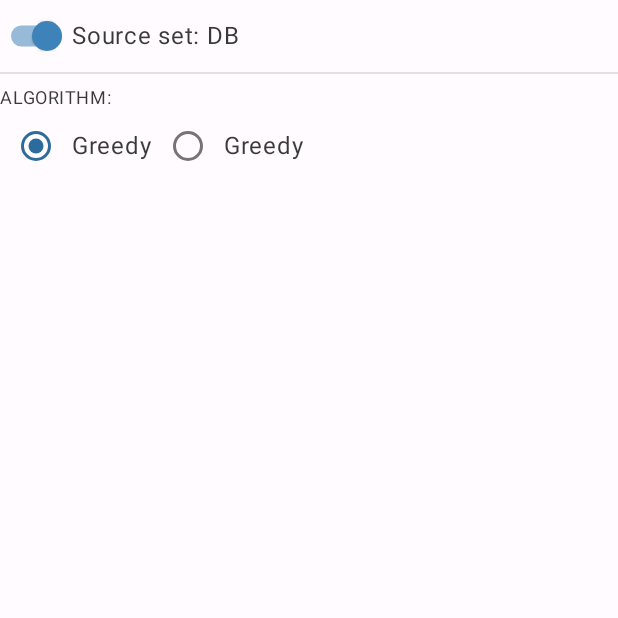
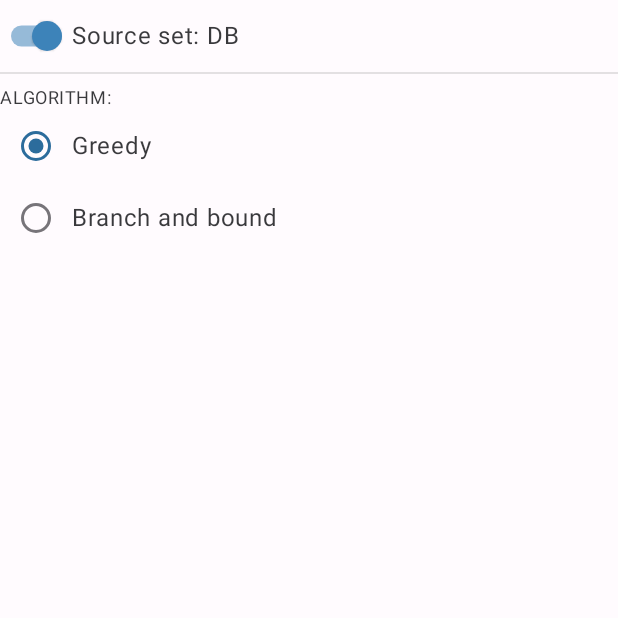
Before and after one commit to daniel553/PlatformScience, an Android app built with Jetpack Compose: the composable SimpleSettingsView shown on its own in the app's theme, on a phone screen of 412 x 824 dp, the top half of it. Run offline under Robolectric (Android 15) with nearby library versions, the phone set to English and light mode, and no system bars; our stand-ins replace Dagger/Hilt's generated code.

Commit message:
[Added] rows of algorithms

```diff
--- a/app/src/main/java/com/tripletres/platformscience/ui/view/settings/SimpleSettingsView.kt
+++ b/app/src/main/java/com/tripletres/platformscience/ui/view/settings/SimpleSettingsView.kt
@@ -14,6 +14,8 @@ import androidx.compose.ui.res.stringResource
 import androidx.compose.ui.unit.dp
 import androidx.hilt.navigation.compose.hiltViewModel
 import com.tripletres.platformscience.R
+import com.tripletres.platformscience.util.SimpleSettingsUtil.Companion.ALGORITHM_BRANCH_BOUND
+import com.tripletres.platformscience.util.SimpleSettingsUtil.Companion.ALGORITHM_GREEDY
 
 /**
  * Simple settings view
@@ -37,15 +39,16 @@ fun SimpleSettingsView(modifier: Modifier? = Modifier) {
             style = MaterialTheme.typography.caption,
             modifier = Modifier.padding(top = 8.dp)
         )
-        Row(verticalAlignment = Alignment.CenterVertically) {
-            uiState.value.algorithms.forEach { algorithm ->
+        uiState.value.algorithms.forEach { algorithm ->
+            Row(verticalAlignment = Alignment.CenterVertically) {
                 RadioButton(selected = algorithm == uiState.value.algorithmSelected, onClick = {
                     viewModel.updateAlgorithmSelected(algorithm)
                 })
                 Text(
                     text = stringResource(
                         id = when (algorithm) {
-
+                            ALGORITHM_GREEDY -> R.string.algorithm_greedy
+                            ALGORITHM_BRANCH_BOUND -> R.string.algorithm_branch_and_bound
                             else -> R.string.algorithm_greedy
                         }))
             }
--- a/app/src/main/res/values/strings.xml
+++ b/app/src/main/res/values/strings.xml
@@ -20,6 +20,7 @@
     //Algorithms
     <string name="algorithm">Algorithm:</string>
     <string name="algorithm_greedy">Greedy</string>
+    <string name="algorithm_branch_and_bound">Branch and bound</string>
 
     //Common
     <string name="ok">OK</string>
```
